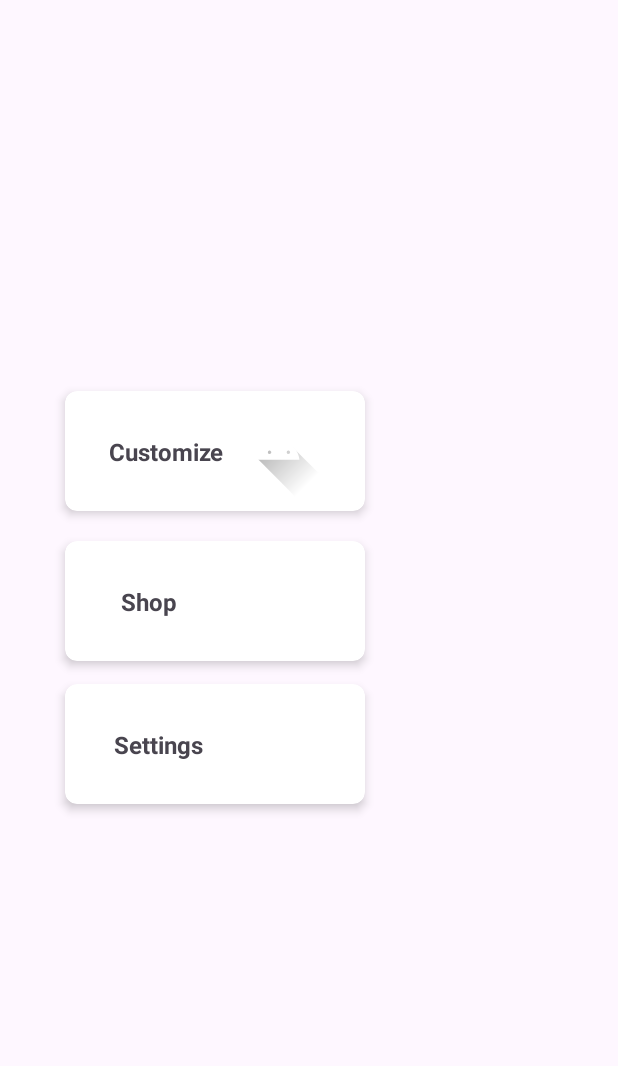
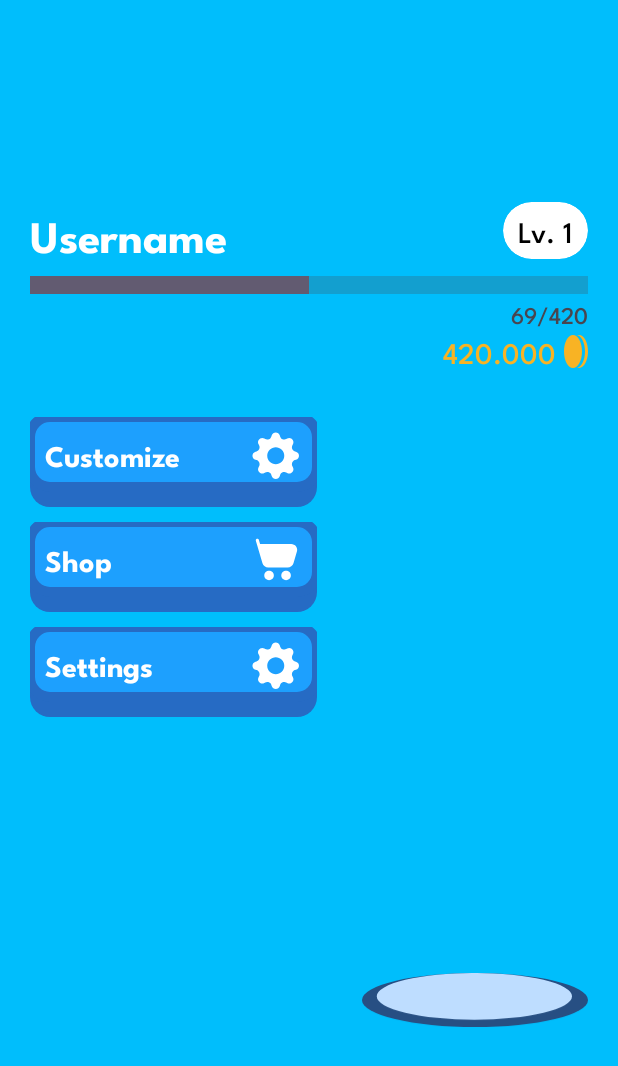
Before and after one commit to C242-PS009/HabitSagaAndroidApp, an Android app: the layout fragment_profile.xml on its own in the app's theme, with its tools: preview values and no code run, on a phone screen of 412 x 824 dp. Shown: the top 1066 px of the screen. Run offline under Robolectric (Android 15) with nearby library versions, the phone set to English and light mode, and no system bars.

Commit message:
delete old profile fragment layout

```diff
--- a/app/src/main/java/com/c242_ps009/habitsaga/ui/fragments/ProfileFragment.kt
+++ b/app/src/main/java/com/c242_ps009/habitsaga/ui/fragments/ProfileFragment.kt
@@ -5,14 +5,14 @@ import android.view.LayoutInflater
 import android.view.View
 import android.view.ViewGroup
 import androidx.fragment.app.Fragment
-import com.c242_ps009.habitsaga.databinding.FragmentProfile2Binding
+import com.c242_ps009.habitsaga.databinding.FragmentProfileBinding
 import com.google.firebase.auth.FirebaseAuth
 import com.google.firebase.auth.ktx.auth
 import com.google.firebase.ktx.Firebase
 
 class ProfileFragment : Fragment() {
 
-    private var _binding: FragmentProfile2Binding? = null
+    private var _binding: FragmentProfileBinding? = null
     private val binding get() = _binding!!
     private val auth: FirebaseAuth by lazy { Firebase.auth }
 
@@ -20,7 +20,7 @@ class ProfileFragment : Fragment() {
         inflater: LayoutInflater, container: ViewGroup?,
         savedInstanceState: Bundle?
     ): View {
-        _binding = FragmentProfile2Binding.inflate(inflater, container, false)
+        _binding = FragmentProfileBinding.inflate(inflater, container, false)
 
         binding.mascot.apply {
             layer1 =
--- a/app/src/main/res/layout/fragment_profile.xml
+++ b/app/src/main/res/layout/fragment_profile.xml
@@ -1,147 +1,220 @@
 <?xml version="1.0" encoding="utf-8"?>
-<androidx.constraintlayout.widget.ConstraintLayout xmlns:android="http://schemas.android.com/apk/res/android"
+<LinearLayout xmlns:android="http://schemas.android.com/apk/res/android"
     xmlns:app="http://schemas.android.com/apk/res-auto"
     xmlns:tools="http://schemas.android.com/tools"
-    android:id="@+id/main"
     android:layout_width="match_parent"
     android:layout_height="match_parent"
-    tools:context=".ui.fragments.ProfileFragment">
+    android:gravity="center"
+    android:orientation="vertical"
+    android:padding="20dp"
+    tools:background="@color/background">
 
-    <androidx.cardview.widget.CardView
-        android:id="@+id/cv_custom"
-        android:layout_width="200dp"
-        android:layout_height="80dp"
-        android:layout_marginHorizontal="16dp"
-        app:cardCornerRadius="8dp"
-        app:cardElevation="4dp"
-        app:layout_constraintBottom_toBottomOf="parent"
-        app:layout_constraintEnd_toEndOf="parent"
-        app:layout_constraintHorizontal_bias="0.15"
-        app:layout_constraintStart_toStartOf="parent"
-        app:layout_constraintTop_toTopOf="parent"
-        app:layout_constraintVertical_bias="0.35000002">
+    <LinearLayout
+        android:layout_width="match_parent"
+        android:layout_height="wrap_content"
+        android:orientation="vertical">
 
-        <androidx.constraintlayout.widget.ConstraintLayout
+        <LinearLayout
             android:layout_width="match_parent"
-            android:layout_height="match_parent"
-            android:padding="8dp">
+            android:layout_height="wrap_content"
+            android:orientation="horizontal">
 
             <TextView
-                android:id="@+id/tv_custom"
+                android:id="@+id/tv_user"
+                android:layout_width="0dp"
+                android:layout_height="wrap_content"
+                android:layout_weight="1"
+                android:fontFamily="@font/league_spartan_bold"
+                android:text="Username"
+                android:textColor="@color/white"
+                android:textSize="30sp" />
+
+            <Space
+                android:layout_width="10dp"
+                android:layout_height="match_parent" />
+
+            <androidx.cardview.widget.CardView
                 android:layout_width="wrap_content"
                 android:layout_height="wrap_content"
-                android:text="Customize"
-                android:textSize="16sp"
-                android:textStyle="bold"
-                app:layout_constraintBottom_toBottomOf="parent"
-                app:layout_constraintEnd_toEndOf="parent"
-                app:layout_constraintHorizontal_bias="0.2"
-                app:layout_constraintStart_toStartOf="parent"
-                app:layout_constraintTop_toTopOf="parent" />
+                app:contentPaddingLeft="10dp"
+                app:contentPaddingRight="10dp"
+                app:contentPaddingTop="5dp"
+                app:contentPaddingBottom="5dp"
+                app:cardCornerRadius="20dp"
+                app:cardBackgroundColor="@color/white"
+                app:cardElevation="0dp">
 
-            <ImageView
-                android:id="@+id/iv_custom"
-                android:layout_width="wrap_content"
-                android:layout_height="wrap_content"
-                android:src="@drawable/ic_launcher_foreground"
-                app:layout_constraintBottom_toBottomOf="parent"
-                app:layout_constraintEnd_toEndOf="parent"
-                app:layout_constraintHorizontal_bias="0.8"
-                app:layout_constraintStart_toEndOf="@+id/tv_custom"
-                app:layout_constraintTop_toTopOf="parent" />
-        </androidx.constraintlayout.widget.ConstraintLayout>
-    </androidx.cardview.widget.CardView>
+                <TextView
+                    android:id="@+id/tv_level"
+                    android:layout_width="wrap_content"
+                    android:layout_height="wrap_content"
+                    android:fontFamily="@font/league_spartan_medium"
+                    android:text="Lv. 1"
+                    android:textColor="@color/black"
+                    android:textSize="20sp" />
 
-    <androidx.cardview.widget.CardView
-        android:id="@+id/cv_shop"
-        android:layout_width="200dp"
-        android:layout_height="80dp"
-        android:layout_marginHorizontal="16dp"
-        app:cardCornerRadius="8dp"
-        app:cardElevation="4dp"
+            </androidx.cardview.widget.CardView>
 
-        app:layout_constraintBottom_toBottomOf="parent"
-        app:layout_constraintEnd_toEndOf="parent"
-        app:layout_constraintHorizontal_bias="0.15"
-        app:layout_constraintStart_toStartOf="parent"
-        app:layout_constraintTop_toBottomOf="@+id/cv_custom"
-        app:layout_constraintVertical_bias="0.050000012">
+        </LinearLayout>
 
-        <androidx.constraintlayout.widget.ConstraintLayout
+        <ProgressBar
+            android:id="@+id/progressBar2"
+            style="?android:attr/progressBarStyleHorizontal"
             android:layout_width="match_parent"
-            android:layout_height="match_parent"
-            android:padding="8dp">
+            android:layout_height="wrap_content"
+            android:layout_marginTop="4dp"
+            android:progress="50"
+            android:scaleY="3" />
 
-            <TextView
-                android:id="@+id/tv_shop"
-                android:layout_width="wrap_content"
-                android:layout_height="wrap_content"
-                android:text="Shop"
-                android:textSize="16sp"
-                android:textStyle="bold"
-                app:layout_constraintBottom_toBottomOf="parent"
-                app:layout_constraintEnd_toEndOf="parent"
-                app:layout_constraintHorizontal_bias="0.2"
-                app:layout_constraintStart_toStartOf="parent"
-                app:layout_constraintTop_toTopOf="parent" />
+        <TextView
+            android:id="@+id/tv_exp"
+            android:layout_width="match_parent"
+            android:layout_height="wrap_content"
+            android:fontFamily="@font/league_spartan_medium"
+            android:text="69/420"
+            android:textAlignment="textEnd"
+            android:textSize="16sp" />
 
-            <ImageView
-                android:id="@+id/iv_shop"
-                android:layout_width="wrap_content"
-                android:layout_height="wrap_content"
-                android:src="@drawable/ic_shop"
-                app:layout_constraintBottom_toBottomOf="parent"
-                app:layout_constraintEnd_toEndOf="parent"
-                app:layout_constraintHorizontal_bias="0.8"
-                app:layout_constraintStart_toEndOf="@+id/tv_shop"
-                app:layout_constraintTop_toTopOf="parent" />
-        </androidx.constraintlayout.widget.ConstraintLayout>
-    </androidx.cardview.widget.CardView>
+        <TextView
+            android:id="@+id/tv_money"
+            android:layout_width="match_parent"
+            android:layout_height="wrap_content"
+            android:drawablePadding="5dp"
+            android:fontFamily="@font/league_spartan_medium"
+            android:text="420.000"
+            android:textAlignment="textEnd"
+            android:textColor="#F8B324"
+            android:textSize="20sp"
+            app:drawableRightCompat="@drawable/ic_coin" />
 
-    <androidx.cardview.widget.CardView
-        android:id="@+id/cv_settings"
-        android:layout_width="200dp"
-        android:layout_height="80dp"
-        android:layout_marginHorizontal="16dp"
-        app:cardCornerRadius="8dp"
-        app:cardElevation="4dp"
+    </LinearLayout>
 
-        app:layout_constraintBottom_toBottomOf="parent"
-        app:layout_constraintEnd_toEndOf="parent"
-        app:layout_constraintHorizontal_bias="0.15"
-        app:layout_constraintStart_toStartOf="parent"
-        app:layout_constraintTop_toBottomOf="@+id/cv_shop"
-        app:layout_constraintVertical_bias="0.050000012">
 
-        <androidx.constraintlayout.widget.ConstraintLayout
-            android:layout_width="match_parent"
-            android:layout_height="match_parent"
-            android:padding="8dp">
+    <Space
+        android:layout_width="match_parent"
+        android:layout_height="30dp" />
 
-            <TextView
-                android:id="@+id/tv_settings"
-                android:layout_width="wrap_content"
-                android:layout_height="wrap_content"
-                android:text="Settings"
-                android:textSize="16sp"
-                android:textStyle="bold"
-                app:layout_constraintBottom_toBottomOf="parent"
-                app:layout_constraintEnd_toEndOf="parent"
-                app:layout_constraintHorizontal_bias="0.2"
-                app:layout_constraintStart_toStartOf="parent"
-                app:layout_constraintTop_toTopOf="parent" />
+    <LinearLayout
+        android:layout_width="match_parent"
+        android:layout_height="wrap_content"
+        android:orientation="horizontal">
 
-            <ImageView
-                android:id="@+id/imageView"
-                android:layout_width="wrap_content"
-                android:layout_height="wrap_content"
-                android:src="@drawable/ic_settings"
-                app:layout_constraintBottom_toBottomOf="parent"
-                app:layout_constraintEnd_toEndOf="parent"
-                app:layout_constraintHorizontal_bias="0.8"
-                app:layout_constraintStart_toEndOf="@+id/tv_settings"
-                app:layout_constraintTop_toTopOf="parent" />
-        </androidx.constraintlayout.widget.ConstraintLayout>
-    </androidx.cardview.widget.CardView>
+        <LinearLayout
+            android:layout_width="0dp"
+            android:layout_height="wrap_content"
+            android:layout_weight="1"
+            android:orientation="vertical">
 
-</androidx.constraintlayout.widget.ConstraintLayout>
+            <com.c242_ps009.habitsaga.ui.views.Card3dView
+                android:id="@+id/cv_custom"
+                android:layout_width="match_parent"
+                android:layout_height="60dp"
+                app:color="@color/card_color"
+                app:shadowColor="@color/card_shadow">
+
+                <TextView
+                    android:layout_width="match_parent"
+                    android:layout_height="match_parent"
+                    android:fontFamily="@font/league_spartan_bold"
+                    android:gravity="center_vertical"
+                    android:paddingLeft="10dp"
+                    android:paddingTop="10dp"
+                    android:paddingRight="10dp"
+                    android:paddingBottom="20dp"
+                    android:text="Customize"
+                    android:textColor="@color/white"
+                    android:textSize="20sp"
+                    app:drawableRightCompat="@drawable/ic_settings" />
+
+            </com.c242_ps009.habitsaga.ui.views.Card3dView>
+
+            <Space
+                android:layout_width="match_parent"
+                android:layout_height="10dp" />
+
+            <com.c242_ps009.habitsaga.ui.views.Card3dView
+                android:id="@+id/cv_shop"
+                android:layout_width="match_parent"
+                android:layout_height="60dp"
+                app:color="@color/card_color"
+                app:shadowColor="@color/card_shadow">
+
+                <TextView
+                    android:layout_width="match_parent"
+                    android:layout_height="match_parent"
+                    android:fontFamily="@font/league_spartan_bold"
+                    android:gravity="center_vertical"
+                    android:paddingLeft="10dp"
+                    android:paddingTop="10dp"
+                    android:paddingRight="10dp"
+                    android:paddingBottom="20dp"
+                    android:text="Shop"
+                    android:textColor="@color/white"
+                    android:textSize="20sp"
+                    app:drawableRightCompat="@drawable/ic_shop" />
+
+
+            </com.c242_ps009.habitsaga.ui.views.Card3dView>
+
+            <Space
+                android:layout_width="match_parent"
+                android:layout_height="10dp" />
+
+            <com.c242_ps009.habitsaga.ui.views.Card3dView
+                android:id="@+id/cv_settings"
+                android:layout_width="match_parent"
+                android:layout_height="60dp"
+                app:color="@color/card_color"
+                app:shadowColor="@color/card_shadow">
+
+                <TextView
+                    android:layout_width="match_parent"
+                    android:layout_height="match_parent"
+                    android:fontFamily="@font/league_spartan_bold"
+                    android:gravity="center_vertical"
+                    android:paddingLeft="10dp"
+                    android:paddingTop="10dp"
+                    android:paddingRight="10dp"
+                    android:paddingBottom="20dp"
+                    android:text="Settings"
+                    android:textColor="@color/white"
+                    android:textSize="20sp"
+                    app:drawableRightCompat="@drawable/ic_settings" />
+
+
+            </com.c242_ps009.habitsaga.ui.views.Card3dView>
+
+        </LinearLayout>
+
+        <Space
+            android:layout_width="30dp"
+            android:layout_height="match_parent" />
+
+        <LinearLayout
+            android:layout_width="wrap_content"
+            android:layout_height="wrap_content"
+            android:gravity="center"
+            android:orientation="vertical">
+
+            <RelativeLayout
+                android:layout_width="150.675dp"
+                android:layout_height="410.6085dp">
+
+                <ImageView
+                    android:layout_width="wrap_content"
+                    android:layout_height="wrap_content"
+                    android:layout_alignParentBottom="true"
+                    android:src="@drawable/bg_char" />
+
+                <com.c242_ps009.habitsaga.ui.views.MascotView
+                    android:id="@+id/mascot"
+                    android:layout_width="150.675dp"
+                    android:layout_height="400.6085dp" />
+
+            </RelativeLayout>
+
+        </LinearLayout>
+
+    </LinearLayout>
+
+</LinearLayout>
```
Also changed, not shown: app/src/main/res/layout/fragment_profile_2.xml (deleted, +0 -220 lines).
